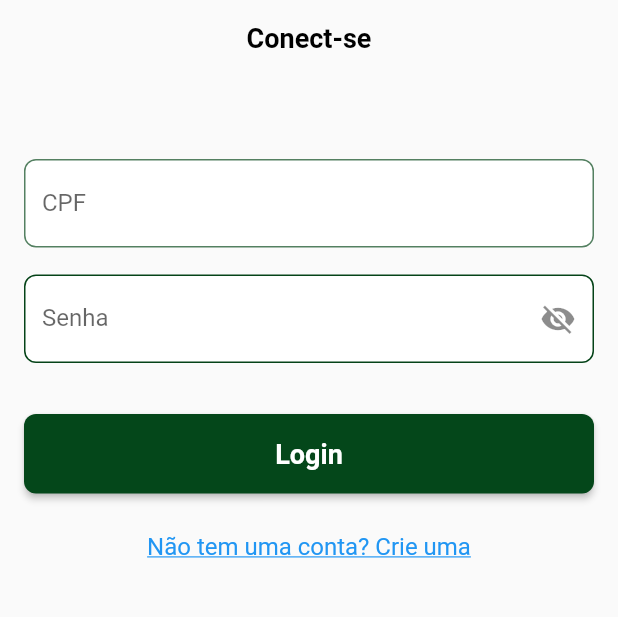
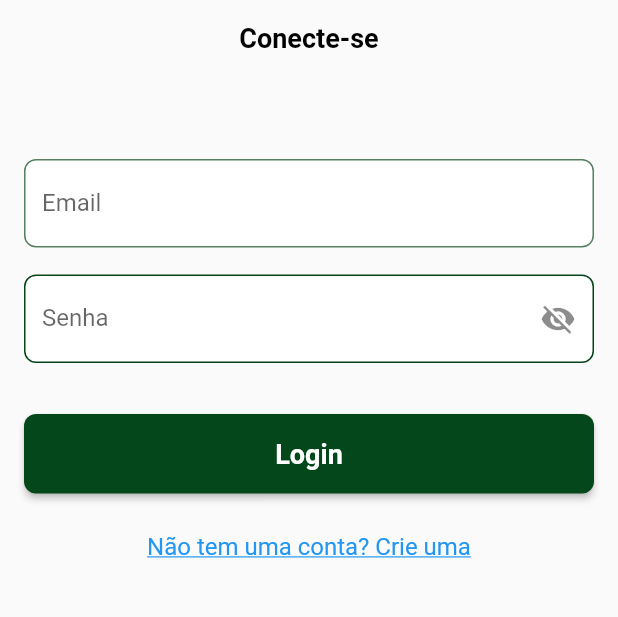
Before and after one commit to Uenderson-Mendes/GadoRepro, a Flutter app: the screen it shows after launch, on a phone screen of 412 x 824 dp, the part 456-1073 px from its top. Run offline on Flutter 3.47's test engine with Material 2 defaults, Android fonts, the phone set to English and light mode, and no system bars; our stand-ins replace date_field, flutter_spinkit.

Commit message:
add_vacas_prenhas

```diff
--- a/lib/components/hamburguer.dart
+++ b/lib/components/hamburguer.dart
@@ -7,7 +7,7 @@ import 'package:reprovaca/pages/list_vacas.dart';
 import 'package:reprovaca/main.dart';
 import '../forms/login_page.dart';
 
-String cpf = LoginPage.cpf;
+String email = LoginPage.email;
 
 class HamburgerMenu extends StatefulWidget {
   const HamburgerMenu({Key? key}) : super(key: key);
--- a/lib/forms/login_page.dart
+++ b/lib/forms/login_page.dart
@@ -3,7 +3,7 @@ import 'package:flutter/material.dart';
 import 'package:http/http.dart' as http;
 
 class LoginPage extends StatefulWidget {
-  static String cpf = '';
+  static String email = '';
   static int? userId; // Variável para armazenar o ID do usuário
 
   const LoginPage({Key? key}) : super(key: key);
@@ -14,7 +14,7 @@ class LoginPage extends StatefulWidget {
 
 class _LoginPageState extends State<LoginPage> {
   bool _passwordVisible = false;
-  TextEditingController _cpfController = TextEditingController();
+  TextEditingController _emailController = TextEditingController();
   TextEditingController _senhaController = TextEditingController();
 
   Future<void> _performLogin() async {
@@ -22,7 +22,7 @@ class _LoginPageState extends State<LoginPage> {
       return; // Check if the widget is still mounted
     }
 
-    String cpf = _cpfController.text.trim();
+    String email = _emailController.text.trim();
     String senha = _senhaController.text.trim();
 
     // Replace 'http://192.168.66.32:8000' with the appropriate API URL
@@ -34,7 +34,7 @@ class _LoginPageState extends State<LoginPage> {
       bool isAuthenticated = false;
 
       for (var user in users) {
-        if (user['cpf'] == cpf && user['senha'] == senha) {
+        if (user['email'] == email && user['senha'] == senha) {
           isAuthenticated = true;
           LoginPage.userId = user['id']; // Armazena o ID do usuário na variável userId
           break;
@@ -52,7 +52,7 @@ class _LoginPageState extends State<LoginPage> {
           ),
         );
 
-        LoginPage.cpf = cpf; // Atribui o valor de 'nome' à variável estática na classe LoginPage
+        LoginPage.email = email; // Atribui o valor de 'nome' à variável estática na classe LoginPage
         Navigator.pushReplacementNamed(context, '/home');
       } else {
         showDialog(
@@ -127,7 +127,7 @@ class _LoginPageState extends State<LoginPage> {
               const SizedBox(height: 15.0),
               Center(
                 child: Text(
-                  'Conect-se',
+                  'Conecte-se',
                   style: TextStyle(
                     color: const Color.fromARGB(255, 0, 0, 0),
                     fontSize: 18,
@@ -137,9 +137,9 @@ class _LoginPageState extends State<LoginPage> {
               ),
               const SizedBox(height: 70.0),
               TextFormField(
-                controller: _cpfController,
+                controller: _emailController,
                 decoration: InputDecoration(
-                  labelText: 'CPF',
+                  labelText: 'Email',
                   filled: true,
                   fillColor: Colors.white,
                   focusedBorder: OutlineInputBorder(
--- a/lib/home.dart
+++ b/lib/home.dart
@@ -11,7 +11,7 @@ import 'pages/add_vacas.dart';
 import 'components/hamburguer_botton.dart';
 import 'package:reprovaca/components/desh.dart';
 
-String cpf = LoginPage.cpf;
+String email = LoginPage.email;
 
 const Color darkBlue = Color.fromARGB(255, 4, 78, 43);
 
@@ -123,8 +123,8 @@ class _HomePageState extends State<HomePage> {
         items: _bottomBarItems,
         currentIndex: _selectedIndex,
         onTap: _onBottomBarItemTapped,
-        selectedItemColor: Colors.white,
-        unselectedItemColor: Colors.grey,
+        selectedItemColor: const Color.fromARGB(255, 120, 120, 120),
+        unselectedItemColor: const Color.fromARGB(255, 255, 255, 255),
         backgroundColor: darkBlue,
       ),
     );
--- a/lib/main.dart
+++ b/lib/main.dart
@@ -18,29 +18,34 @@ import 'package:reprovaca/models/list_parida.dart';
 import 'forms/vaca.dart';
 import 'models/list_inseminada.dart';
 import 'models/list_nocio.dart';
+import 'package:reprovaca/forms/vaca.dart'; // Importe o arquivo que contém o valor de vacaId
 
 const Color darkBlue = Color.fromARGB(255, 4, 78, 43);
 
 void main() {
-  runApp(const MyApp());
+  runApp(MyApp());
 }
 
 class MyApp extends StatelessWidget {
   const MyApp({Key? key}) : super(key: key);
 
+
+
   @override
   Widget build(BuildContext context) {
+
     return MaterialApp(
       title: 'Flutter Demo',
       theme: ThemeData(
         backgroundColor: darkBlue,
       ),
       debugShowCheckedModeBanner: false,
-      initialRoute: '/splash', // Set the initial route to the splash screen
+      initialRoute: '/splash', // Defina a rota inicial para a tela de splash
       routes: {
-        '/splash': (context) => SplashScreen(), // Create a new route for the splash screen
+        // Defina suas rotas aqui
+        '/splash': (context) => SplashScreen(),
         '/login': (context) => const LoginPage(),
-        '/home': (context) => const HomePage(title: '',),
+        '/home': (context) => const HomePage(title: ''),
         '/list': (context) => ListVacs(),
         '/alert': (context) => AlertasVacas(),
         '/add': (context) => AddVacas(),
@@ -48,13 +53,12 @@ class MyApp extends StatelessWidget {
         '/addVacas': (context) => VacasAdd(),
         '/listBezerro': (context) => ListBezerro(),
         '/listrepro': (context) => ListRepro(),
-        '/vacaprenha': (context) => PrenhaAdd(),
+        '/vacaprenha': (context) => PrenhaAdd(), // Use o valor importado de vacaId
         '/listPrenha': (context) => ListPrenhaPage(),
         '/listsolteira': (context) => ListSolteiras(),
         '/listparida': (context) => ListParidas(),
         '/list_nocio': (context) => List_nocio(),
         '/listinseminada': (context) => Listinseminada(),
-
       },
     );
   }
@@ -71,7 +75,7 @@ class _SplashScreenState extends State<SplashScreen> {
   @override
   void initState() {
     super.initState();
-    _navigateToLogin(); // Navigate to the login screen after a delay
+    _navigateToLogin(); // Navegue para a tela de login após um atraso
   }
 
   void _navigateToLogin() {
@@ -122,7 +126,6 @@ class _SplashScreenState extends State<SplashScreen> {
           ],
         ),
       ),
-
     );
   }
 }
--- a/lib/models/list_inseminada.dart
+++ b/lib/models/list_inseminada.dart
@@ -346,8 +346,8 @@ class _ListinseminadaState extends State<Listinseminada> {
       bottomNavigationBar: BottomNavigationBar(
         items: _bottomBarItems,
         currentIndex: _selectedIndex,
-        selectedItemColor: Colors.white,
-        unselectedItemColor: Colors.grey,
+       selectedItemColor: const Color.fromARGB(255, 120, 120, 120),
+        unselectedItemColor: const Color.fromARGB(255, 255, 255, 255),
         backgroundColor: darkBlue,
         onTap: _onBottomBarItemTapped,
       ),
--- a/lib/models/list_nocio.dart
+++ b/lib/models/list_nocio.dart
@@ -346,8 +346,8 @@ class _List_nocioState extends State<List_nocio> {
       bottomNavigationBar: BottomNavigationBar(
         items: _bottomBarItems,
         currentIndex: _selectedIndex,
-        selectedItemColor: Colors.white,
-        unselectedItemColor: Colors.grey,
+        selectedItemColor: const Color.fromARGB(255, 120, 120, 120),
+        unselectedItemColor: const Color.fromARGB(255, 255, 255, 255),
         backgroundColor: darkBlue,
         onTap: _onBottomBarItemTapped,
       ),
--- a/lib/models/list_parida.dart
+++ b/lib/models/list_parida.dart
@@ -357,8 +357,8 @@ class _ListParidasState extends State<ListParidas> {
       bottomNavigationBar: BottomNavigationBar(
         items: _bottomBarItems,
         currentIndex: _selectedIndex,
-        selectedItemColor: Colors.white,
-        unselectedItemColor: Colors.grey,
+       selectedItemColor: const Color.fromARGB(255, 120, 120, 120),
+        unselectedItemColor: const Color.fromARGB(255, 255, 255, 255),
         backgroundColor: darkBlue,
         onTap: _onBottomBarItemTapped,
       ),
--- a/lib/models/list_solteira.dart
+++ b/lib/models/list_solteira.dart
@@ -294,7 +294,7 @@ class _ListSolteirasState extends State<ListSolteiras> {
     return Scaffold(
       appBar: AppBar(
         backgroundColor: Color.fromARGB(255, 3, 52, 23),
-        title: Text('Listas Vacas'),
+        title: Text('Total Solteiras: ${totalSolteira ?? 0}'),
       ),
       body: Padding(
         padding: const EdgeInsets.all(8.0),
@@ -355,8 +355,8 @@ class _ListSolteirasState extends State<ListSolteiras> {
       bottomNavigationBar: BottomNavigationBar(
         items: _bottomBarItems,
         currentIndex: _selectedIndex,
-        selectedItemColor: Colors.white,
-        unselectedItemColor: Colors.grey,
+ selectedItemColor: const Color.fromARGB(255, 120, 120, 120),
+        unselectedItemColor: const Color.fromARGB(255, 255, 255, 255),
         backgroundColor: darkBlue,
         onTap: _onBottomBarItemTapped,
       ),
--- a/lib/pages/add_vacas.dart
+++ b/lib/pages/add_vacas.dart
@@ -304,8 +304,8 @@ class _AddVacasState extends State<AddVacas> {
       bottomNavigationBar: BottomNavigationBar(
         items: _bottomBarItems,
         currentIndex: _selectedIndex,
-        selectedItemColor: Colors.white,
-        unselectedItemColor: Colors.grey,
+       selectedItemColor: const Color.fromARGB(255, 120, 120, 120),
+        unselectedItemColor: const Color.fromARGB(255, 255, 255, 255),
         backgroundColor: darkBlue,
         onTap: _onBottomBarItemTapped,
       ),
--- a/lib/pages/alertas_vacas.dart
+++ b/lib/pages/alertas_vacas.dart
@@ -52,8 +52,8 @@ class _AlertasVacasState extends State<AlertasVacas> {
       bottomNavigationBar: BottomNavigationBar(
         items: _bottomBarItems,
         currentIndex: _selectedIndex,
-        selectedItemColor: Colors.white,
-        unselectedItemColor: Colors.grey,
+         selectedItemColor: const Color.fromARGB(255, 120, 120, 120),
+        unselectedItemColor: const Color.fromARGB(255, 255, 255, 255),
         backgroundColor: darkBlue,
         onTap: _onBottomBarItemTapped,
       ),
--- a/lib/pages/list_bezerro.dart
+++ b/lib/pages/list_bezerro.dart
@@ -295,8 +295,8 @@ class _ListBezerroState extends State<ListBezerro> {
       bottomNavigationBar: BottomNavigationBar(
         items: _bottomBarItems,
         currentIndex: _selectedIndex,
-        selectedItemColor: Colors.white,
-        unselectedItemColor: Colors.grey,
+    selectedItemColor: const Color.fromARGB(255, 120, 120, 120),
+        unselectedItemColor: const Color.fromARGB(255, 255, 255, 255),
         backgroundColor: darkBlue,
         onTap: _onBottomBarItemTapped,
       ),
--- a/lib/pages/list_reprodutor.dart
+++ b/lib/pages/list_reprodutor.dart
@@ -327,8 +327,8 @@ Widget build(BuildContext context) {
       bottomNavigationBar: BottomNavigationBar(
         items: _bottomBarItems,
         currentIndex: _selectedIndex,
-        selectedItemColor: Colors.white,
-        unselectedItemColor: Colors.grey,
+        selectedItemColor: const Color.fromARGB(255, 120, 120, 120),
+        unselectedItemColor: const Color.fromARGB(255, 255, 255, 255),
         backgroundColor: darkBlue,
         onTap: _onBottomBarItemTapped,
       ),
--- a/lib/pages/list_vacas.dart
+++ b/lib/pages/list_vacas.dart
@@ -356,8 +356,8 @@ Widget build(BuildContext context) {
       bottomNavigationBar: BottomNavigationBar(
         items: _bottomBarItems,
         currentIndex: _selectedIndex,
-        selectedItemColor: Colors.white,
-        unselectedItemColor: Colors.grey,
+         selectedItemColor: const Color.fromARGB(255, 120, 120, 120),
+        unselectedItemColor: const Color.fromARGB(255, 255, 255, 255),
         backgroundColor: darkBlue,
         onTap: _onBottomBarItemTapped,
       ),
```
Also changed, not shown: lib/components/cards_categoria.dart (+7 -7 lines), lib/forms/prenha.dart (+22 -89 lines), lib/forms/vaca.dart (+27 -6 lines), lib/models/list_prenha.dart (+77 -11 lines). Lines whose indentation alone changed are shown as unchanged.
